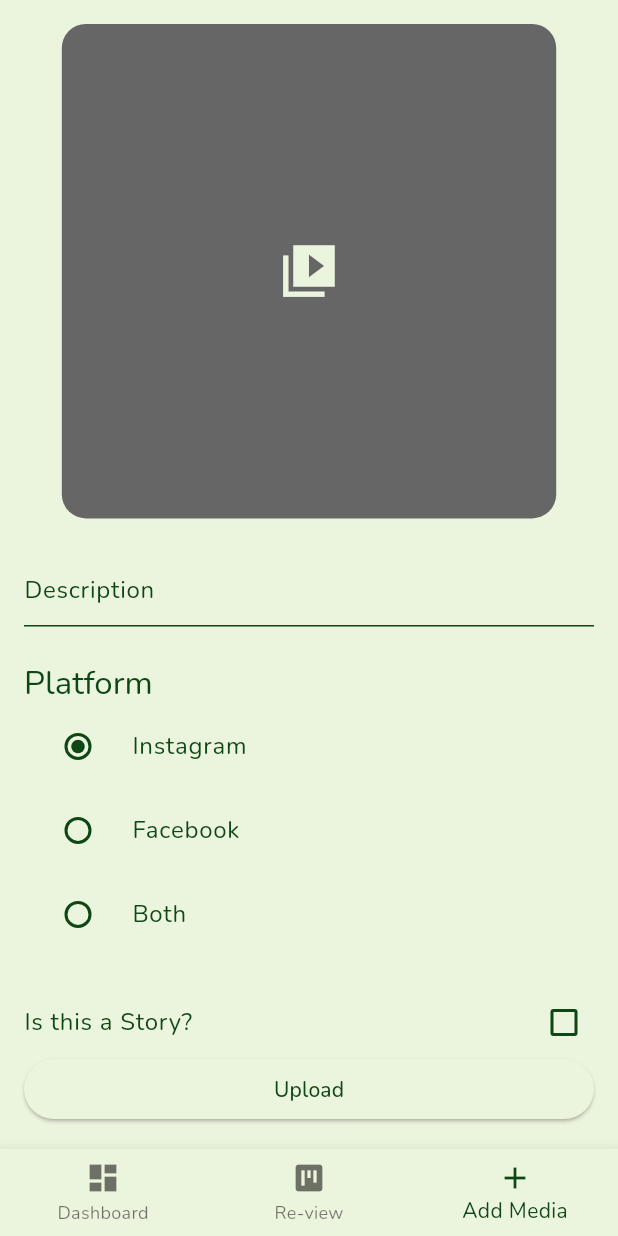
After one commit to mohammedafreedps/content_management_app, a Flutter app: the screen it shows once a user with an empty profile is signed in, item 3 of the bottom bar chosen, after a tap on "Instagram", on a phone screen of 412 x 824 dp. The commit adds this screen. Run offline on Flutter 3.47's test engine with Material 3 defaults, Android fonts, the phone set to English and light mode, and no system bars; our stand-ins replace bloc, cloud_firestore, firebase_auth, firebase_core, flutter_bloc, google_fonts; accounts and stored records are empty.

Commit message:
home screen bottom nav bar added

```diff
--- a/lib/main.dart
+++ b/lib/main.dart
@@ -23,12 +23,14 @@ class MyApp extends StatelessWidget {
     return MultiBlocProvider(
       providers: [
         // Add your BlocProviders here
-        BlocProvider(create: (context) =>LoginCubit()),
-        BlocProvider(create: (context) =>SignupCubit()),
+        BlocProvider(create: (context) => LoginCubit()),
+        BlocProvider(create: (context) => SignupCubit()),
       ],
       child: MaterialApp(
         themeMode: ThemeMode.light,
         theme: ThemeData(
+          splashColor: Colors.transparent,
+          highlightColor: Colors.transparent,
           colorScheme: ColorScheme(
             brightness: Brightness.light,
             primary: Color.fromARGB(255, 13, 71, 21),
@@ -40,7 +42,11 @@ class MyApp extends StatelessWidget {
             surface: Color.fromARGB(255, 235, 244, 221),
             onSurface: Color.fromARGB(255, 13, 71, 21),
           ),
-          textTheme: GoogleFonts.nunitoTextTheme(ThemeData.light().textTheme),
+          textTheme: GoogleFonts.nunitoTextTheme(ThemeData.light().textTheme)
+              .apply(
+                bodyColor: const Color.fromARGB(255, 13, 71, 21),
+                displayColor: const Color.fromARGB(255, 13, 71, 21),
+              ),
         ),
         title: 'Content Managing App',
         home: StreamBuilder<bool>(
--- /dev/null
+++ b/lib/screen/home_nav_screens/add_media/add_media.dart
@@ -0,0 +1,138 @@
+import 'package:content_managing_app/theme/app_radious.dart';
+import 'package:content_managing_app/theme/app_spacing.dart';
+import 'package:flutter/material.dart';
+
+enum PlatformType { instagram, facebook, both }
+
+class AddMediaScreen extends StatefulWidget {
+  const AddMediaScreen({super.key});
+
+  @override
+  State<AddMediaScreen> createState() => _AddMediaScreenState();
+}
+
+class _AddMediaScreenState extends State<AddMediaScreen> {
+  PlatformType _selectedPlatform = PlatformType.instagram;
+  bool _isStory = false;
+
+  @override
+  Widget build(BuildContext context) {
+    final width = MediaQuery.of(context).size.width;
+
+    return Scaffold(
+      body: SafeArea(
+        child: Padding(
+          padding: const EdgeInsets.all(AppSpacing.screenPadding),
+          child: Column(
+            children: [
+              Expanded(
+                child: SingleChildScrollView(
+                  child: Column(
+                    crossAxisAlignment: CrossAxisAlignment.center,
+                    children: [
+                      // -------- MEDIA PLACEHOLDER --------
+                      Center(
+                        child: Container(
+                          decoration: BoxDecoration(
+                            color: Theme.of(context).colorScheme.secondary,
+                            borderRadius:
+                                BorderRadius.circular(AppRadius.lg),
+                          ),
+                          width: width * 0.8,
+                          height: width * 0.8,
+                          alignment: Alignment.center,
+                          child: Icon(
+                            Icons.video_collection_sharp,
+                            size: width * 0.1,
+                            color:
+                                Theme.of(context).colorScheme.surface,
+                          ),
+                        ),
+                      ),
+
+                      SizedBox(height: AppSpacing.lg),
+
+                      // -------- DESCRIPTION --------
+                      TextField(
+                        maxLines: null,
+                        keyboardType: TextInputType.multiline,
+                        decoration: const InputDecoration(
+                          hintText: 'Description',
+                          alignLabelWithHint: true,
+                        ),
+                      ),
+
+                      SizedBox(height: AppSpacing.lg),
+
+                      // -------- PLATFORM SELECTION --------
+                      Align(
+                        alignment: Alignment.centerLeft,
+                        child: Text(
+                          'Platform',
+                          style: Theme.of(context).textTheme.titleLarge,
+                        ),
+                      ),
+
+                      RadioGroup<PlatformType>(
+                        groupValue: _selectedPlatform,
+                        onChanged: (value) {
+                          if (value == null) return;
+                          setState(() {
+                            _selectedPlatform = value;
+                          });
+                        },
+                        child: Column(
+                          children: const [
+                            RadioListTile(
+                              value: PlatformType.instagram,
+                              title: Text('Instagram'),
+                            ),
+                            RadioListTile(
+                              value: PlatformType.facebook,
+                              title: Text('Facebook'),
+                            ),
+                            RadioListTile(
+                              value: PlatformType.both,
+                              title: Text('Both'),
+                            ),
+                          ],
+                        ),
+                      ),
+
+                      SizedBox(height: AppSpacing.md),
+
+                      // -------- STORY CHECKBOX --------
+                      CheckboxListTile(
+                        contentPadding: EdgeInsets.zero,
+                        title: const Text('Is this a Story?'),
+                        value: _isStory,
+                        onChanged: (value) {
+                          setState(() {
+                            _isStory = value ?? false;
+                          });
+                        },
+                      ),
+
+                      SizedBox(height: AppSpacing.xl),
+                    ],
+                  ),
+                ),
+              ),
+
+              // -------- UPLOAD BUTTON --------
+              SizedBox(
+                width: double.infinity,
+                child: ElevatedButton(
+                  onPressed: () {
+                    // TODO: upload logic
+                  },
+                  child: const Text('Upload'),
+                ),
+              ),
+            ],
+          ),
+        ),
+      ),
+    );
+  }
+}
--- /dev/null
+++ b/lib/screen/home_nav_screens/dashboard/dashboard_screen.dart
@@ -0,0 +1,28 @@
+import 'package:content_managing_app/firebase_funtions/firebase_auth_funtions.dart';
+import 'package:content_managing_app/theme/app_spacing.dart';
+import 'package:flutter/material.dart';
+
+class DashboardScreen extends StatelessWidget {
+  const DashboardScreen({super.key});
+
+  @override
+  Widget build(BuildContext context) {
+    return Scaffold(
+      body: SafeArea(
+        child: Padding(padding: EdgeInsetsGeometry.all(AppSpacing.screenPadding),child: Column(
+          children: [
+            Row(
+              mainAxisAlignment: MainAxisAlignment.spaceBetween,
+              children: [
+                Text('Dashboard',style: Theme.of(context).textTheme.headlineMedium,),
+                IconButton(onPressed: (){
+                  FirebaseAuthFunction.instance.signOut();
+                }, icon: Icon(Icons.settings))
+              ],
+            )
+          ],
+        ),),
+      ),
+    );
+  }
+}
--- /dev/null
+++ b/lib/screen/home_nav_screens/review/review_screen.dart
@@ -0,0 +1,15 @@
+import 'package:flutter/material.dart';
+
+class ReviewScreen extends StatefulWidget {
+  const ReviewScreen({super.key});
+
+  @override
+  State<ReviewScreen> createState() => _ReviewScreenState();
+}
+
+class _ReviewScreenState extends State<ReviewScreen> {
+  @override
+  Widget build(BuildContext context) {
+    return Scaffold();
+  }
+}
--- a/lib/screen/home_screen/home_screen.dart
+++ b/lib/screen/home_screen/home_screen.dart
@@ -1,4 +1,6 @@
-import 'package:content_managing_app/firebase_funtions/firebase_auth_funtions.dart';
+import 'package:content_managing_app/screen/home_nav_screens/add_media/add_media.dart';
+import 'package:content_managing_app/screen/home_nav_screens/dashboard/dashboard_screen.dart';
+import 'package:content_managing_app/screen/home_nav_screens/review/review_screen.dart';
 import 'package:flutter/material.dart';
 
 class HomeScreen extends StatefulWidget {
@@ -9,13 +11,43 @@ class HomeScreen extends StatefulWidget {
 }
 
 class _HomeScreenState extends State<HomeScreen> {
+  int _currentIndex = 0;
+
+  final List<Widget> _screens = const [
+    DashboardScreen(),
+    ReviewScreen(),
+    AddMediaScreen(),
+  ];
+
   @override
   Widget build(BuildContext context) {
     return Scaffold(
-      body: Center(
-        child: ElevatedButton(onPressed: () async {
-          await FirebaseAuthFunction.instance.signOut();
-        }, child: Text('logout')),
+      body: IndexedStack(
+        index: _currentIndex,
+        children: _screens,
+      ),
+      bottomNavigationBar: BottomNavigationBar(
+        currentIndex: _currentIndex,
+        onTap: (index) {
+          setState(() {
+            _currentIndex = index;
+          });
+        },
+        type: BottomNavigationBarType.fixed,
+        items: const [
+          BottomNavigationBarItem(
+            icon: Icon(Icons.dashboard),
+            label: 'Dashboard',
+          ),
+          BottomNavigationBarItem(
+            icon: Icon(Icons.view_kanban),
+            label: 'Re-view',
+          ),
+          BottomNavigationBarItem(
+            icon: Icon(Icons.add),
+            label: 'Add Media',
+          ),
+        ],
       ),
     );
   }
```
